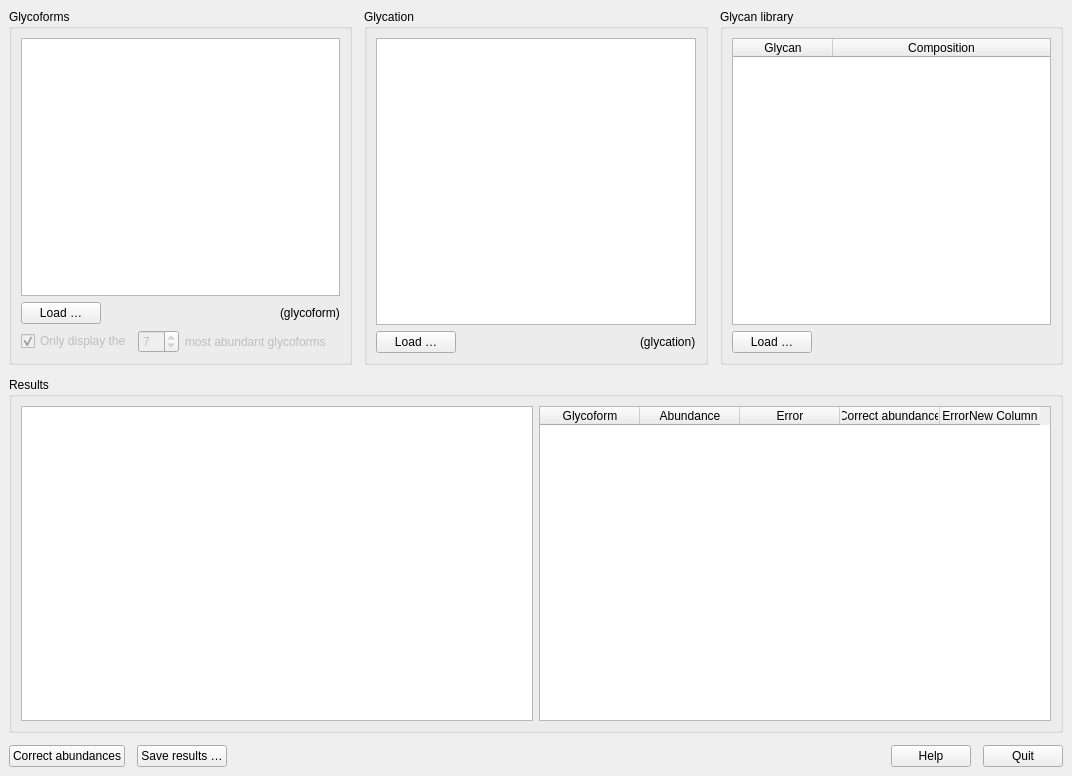
This is main_window.ui in cdl-biosimilars/cafog as Qt 5 draws it before an edit. The edited form follows.
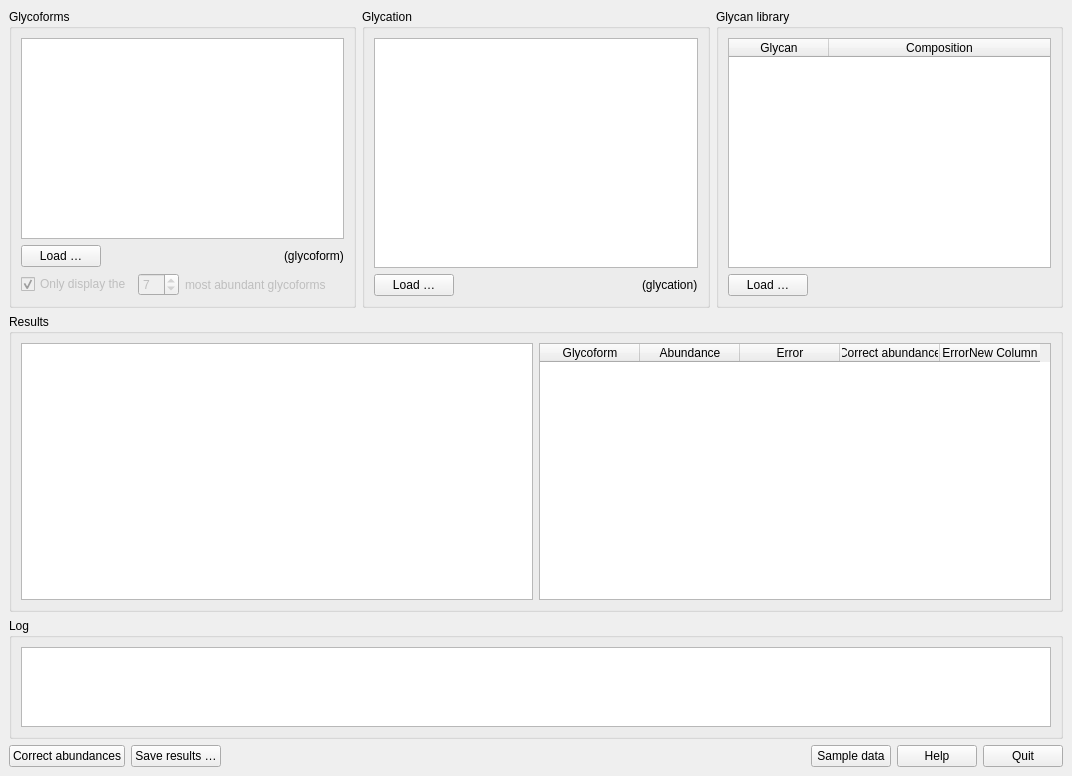
This is the edited form. Custom widgets are drawn as their Qt base class.

Commit message: implement correction and sample data

```diff
--- a/main_window.ui
+++ b/main_window.ui
@@ -14,10 +14,7 @@
    <string>CAFoG - Correct abundances for glycation</string>
   </property>
   <widget class="QWidget" name="centralwidget">
-   <layout class="QVBoxLayout" name="verticalLayout_4">
-    <property name="spacing">
-     <number>12</number>
-    </property>
+   <layout class="QVBoxLayout" name="verticalLayout_5">
     <item>
      <layout class="QHBoxLayout" name="horizontalLayout_3">
       <item>
@@ -276,6 +273,34 @@
       </layout>
      </widget>
     </item>
+    <item>
+     <widget class="QGroupBox" name="groupBox_5">
+      <property name="title">
+       <string>Log</string>
+      </property>
+      <layout class="QVBoxLayout" name="verticalLayout_4">
+       <item>
+        <widget class="QTextEdit" name="teLog">
+         <property name="sizePolicy">
+          <sizepolicy hsizetype="Expanding" vsizetype="Ignored">
+           <horstretch>0</horstretch>
+           <verstretch>0</verstretch>
+          </sizepolicy>
+         </property>
+         <property name="minimumSize">
+          <size>
+           <width>0</width>
+           <height>80</height>
+          </size>
+         </property>
+         <property name="readOnly">
+          <bool>true</bool>
+         </property>
+        </widget>
+       </item>
+      </layout>
+     </widget>
+    </item>
     <item>
      <layout class="QHBoxLayout" name="horizontalLayout_6">
       <item>
@@ -305,6 +330,13 @@
         </property>
        </spacer>
       </item>
+      <item>
+       <widget class="QPushButton" name="btSampleData">
+        <property name="text">
+         <string>Sample data</string>
+        </property>
+       </widget>
+      </item>
       <item>
        <widget class="QPushButton" name="btHelp">
         <property name="text">
```
The commit also changes 3 other files.
